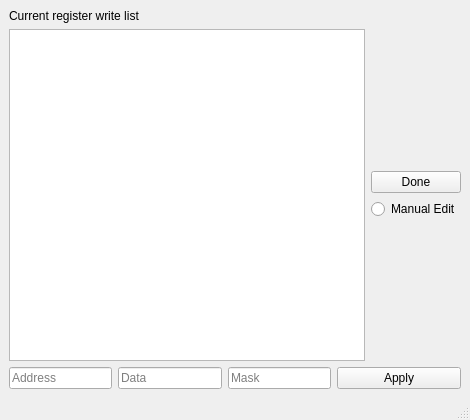
Above: move_files/move_files/register.ui from hvsouza/CAEN_Digitizer before the change. Below: the same form after it.
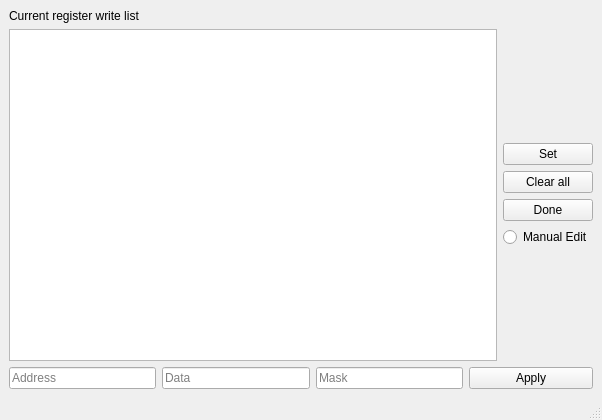
That is the form after the change.

Diff of the .ui file:
```diff
--- a/move_files/move_files/register.ui
+++ b/move_files/move_files/register.ui
@@ -6,13 +6,13 @@
    <rect>
     <x>0</x>
     <y>0</y>
-    <width>470</width>
+    <width>602</width>
     <height>420</height>
    </rect>
   </property>
   <property name="minimumSize">
    <size>
-    <width>470</width>
+    <width>602</width>
     <height>420</height>
    </size>
   </property>
@@ -50,6 +50,20 @@
             </property>
            </spacer>
           </item>
+          <item>
+           <widget class="QPushButton" name="setb">
+            <property name="text">
+             <string>Set</string>
+            </property>
+           </widget>
+          </item>
+          <item>
+           <widget class="QPushButton" name="clearb">
+            <property name="text">
+             <string>Clear all</string>
+            </property>
+           </widget>
+          </item>
           <item>
            <widget class="QPushButton" name="doneb">
             <property name="text">
```
Left out of the diff: 2 changed lines with no effect on the pictures.
